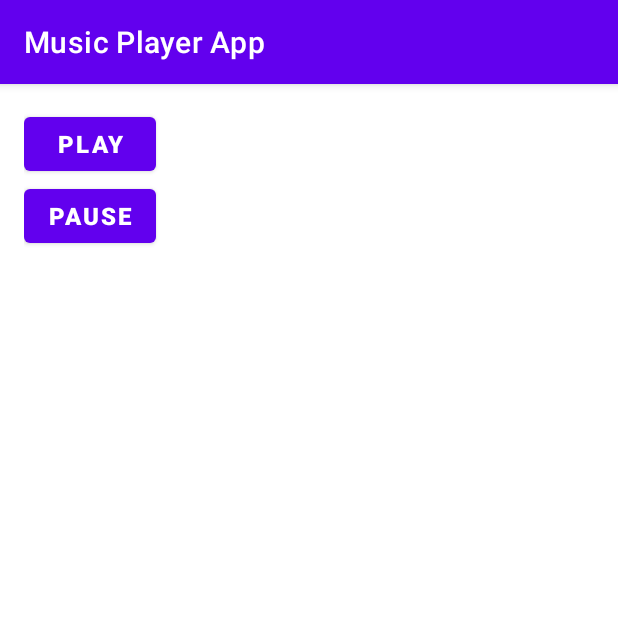
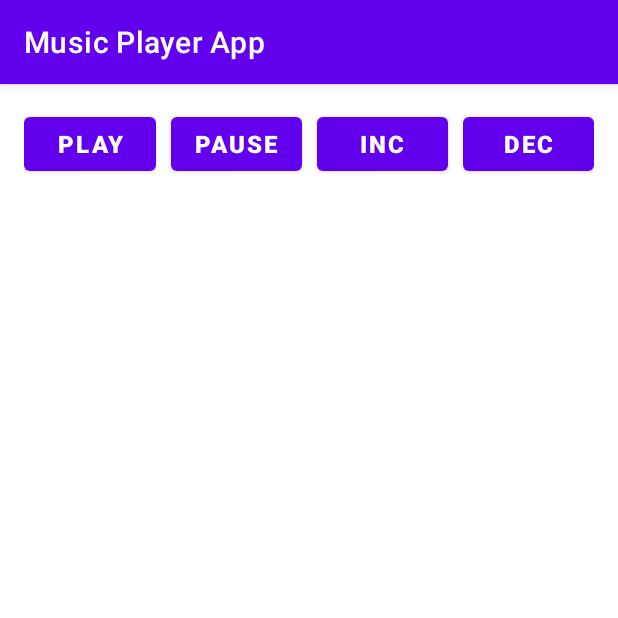
Before and after one commit to sandeep-sb/Music-Player-App, an Android app: the screen it shows after launch (MainActivity), on a phone screen of 412 x 824 dp, the top half of it. Run offline under Robolectric (Android 15) with nearby library versions, the phone set to English and light mode, and no system bars.

Commit message:
Added forward and Backward buttons

```diff
--- a/app/src/main/java/com/example/android/musicplayerapp/MainActivity.java
+++ b/app/src/main/java/com/example/android/musicplayerapp/MainActivity.java
@@ -1,47 +1,82 @@
 package com.example.android.musicplayerapp;
-
-import androidx.appcompat.app.AppCompatActivity;
 
 import android.media.MediaPlayer;
 import android.os.Bundle;
 import android.view.View;
 import android.widget.Button;
+import android.widget.Toast;
+
+import androidx.appcompat.app.AppCompatActivity;
 
 public class MainActivity extends AppCompatActivity {
+
+    private int startTime ;
+    private int finalTime ;
+    private final int forwardTime = 5000;
+    private final int backwardTime = 5000;
+
 
     @Override
     protected void onCreate(Bundle savedInstanceState) {
         super.onCreate(savedInstanceState);
         setContentView(R.layout.activity_main);
 
-        /**
-         * create mediaplayer object
-         */
+
+
+        //create mediaplayer object
         MediaPlayer mediaPlayer = MediaPlayer.create(this, R.raw.mitwa);
 
-        //Button for playing audio files
+
+         // Button for playing audio files
         Button play = (Button)findViewById(R.id.play);
 
         //Set the click listener on play button
-        play.setOnClickListener(new View.OnClickListener() {
-            @Override
-            public void onClick(View view) {
-                mediaPlayer.start();
-            }
-        });
-
+        play.setOnClickListener(view -> mediaPlayer.start());
 
         //Button for pausing audio files
         Button pause = (Button)findViewById(R.id.pause);
 
         //Set the click listener on pause button
-        pause.setOnClickListener(new View.OnClickListener() {
-            @Override
-            public void onClick(View view) {
-                mediaPlayer.pause();
+        pause.setOnClickListener(view -> mediaPlayer.pause());
+
+        startTime = mediaPlayer.getCurrentPosition();
+        finalTime = mediaPlayer.getDuration();
+
+
+         // Button for increasing the song by 5 seconds
+        Button forward = (Button)findViewById(R.id.forward);
+
+        //Set the click listener on increase volume button
+        forward.setOnClickListener((View.OnClickListener) view -> {
+            int temp = (int) startTime;
+
+            if((temp + forwardTime) <= finalTime){
+                startTime += forwardTime;
+                mediaPlayer.seekTo(startTime);
+                Toast.makeText(getApplicationContext(), "You've jumped 5 seconds forward.", Toast.LENGTH_SHORT).show();
+            }
+            else{
+                Toast.makeText(getApplicationContext(), "You cannot jump 5 seconds forward", Toast.LENGTH_SHORT).show();
             }
         });
 
 
+        //Button for decreasing the song by 5 seconds
+        Button decrease = (Button)findViewById(R.id.backward);
+
+        //Set the click listener on decrease volume button
+        decrease.setOnClickListener((View.OnClickListener) view -> {
+            int temp = (int)startTime;
+
+            if((temp - backwardTime) > 0){
+                startTime -= backwardTime;
+                mediaPlayer.seekTo(startTime);
+                Toast.makeText(getApplicationContext(), "You've jumped 5 seconds backward.", Toast.LENGTH_SHORT).show();
+            }
+            else{
+                Toast.makeText(getApplicationContext(), "You cannot jump 5 seconds backward", Toast.LENGTH_SHORT).show();
+            }
+        });
+
     }
 }
--- a/app/src/main/res/layout/activity_main.xml
+++ b/app/src/main/res/layout/activity_main.xml
@@ -1,10 +1,9 @@
 <?xml version="1.0" encoding="utf-8"?>
 <LinearLayout xmlns:android="http://schemas.android.com/apk/res/android"
-    xmlns:app="http://schemas.android.com/apk/res-auto"
     xmlns:tools="http://schemas.android.com/tools"
     android:layout_width="match_parent"
     android:layout_height="match_parent"
-    android:orientation = "vertical"
+    android:orientation = "horizontal"
     tools:context=".MainActivity"
     android:padding="16dp">
 
@@ -12,16 +11,40 @@
         android:layout_width="wrap_content"
         android:layout_height="wrap_content"
         android:id="@+id/play"
-        android:text = "Play"
+        android:text = "@string/play"
         android:textStyle="bold"
-        android:textSize="16sp"/>
+        android:textSize="16sp"
+        android:layout_weight = "1"
+        android:layout_marginRight="10dp"/>
 
     <Button
         android:layout_width="wrap_content"
         android:layout_height="wrap_content"
         android:id="@+id/pause"
-        android:text = "Pause"
+        android:text = "@string/pause"
         android:textStyle="bold"
+        android:layout_weight = "1"
+        android:textSize="16sp"
+        android:layout_marginRight="10dp"/>
+
+     <Button
+        android:layout_width="wrap_content"
+        android:layout_height="wrap_content"
+        android:id="@+id/forward"
+        android:text = "@string/increase"
+        android:textStyle="bold"
+        android:textSize="16sp"
+         android:layout_weight = "1"
+         android:layout_marginRight="10dp"/>
+
+    <Button
+        android:layout_width="wrap_content"
+        android:layout_height="wrap_content"
+        android:id="@+id/backward"
+        android:text = "@string/decrease"
+        android:textStyle="bold"
+        android:layout_weight = "1"
         android:textSize="16sp"/>
 
+
 </LinearLayout>
--- a/app/src/main/res/values/strings.xml
+++ b/app/src/main/res/values/strings.xml
@@ -1,3 +1,7 @@
 <resources>
     <string name="app_name">Music Player App</string>
+    <string name="play">Play</string>
+    <string name="pause">Pause</string>
+    <string name="increase">INC</string>
+    <string name="decrease">dec</string>
 </resources>
```
